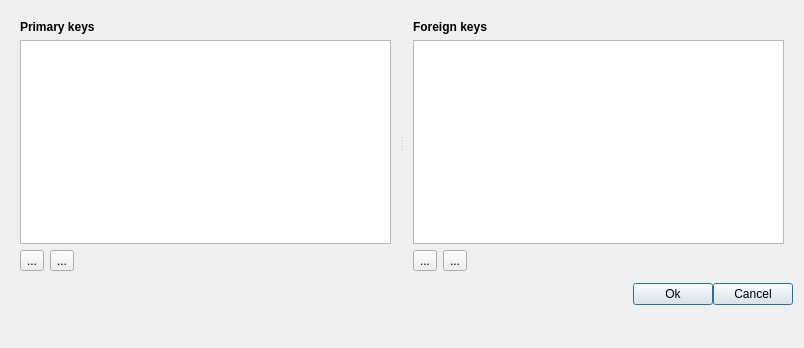
Old version of the form spinetoolbox/ui/edit_datapackage_keys.ui in the repository spine-tools/Spine-Toolbox.
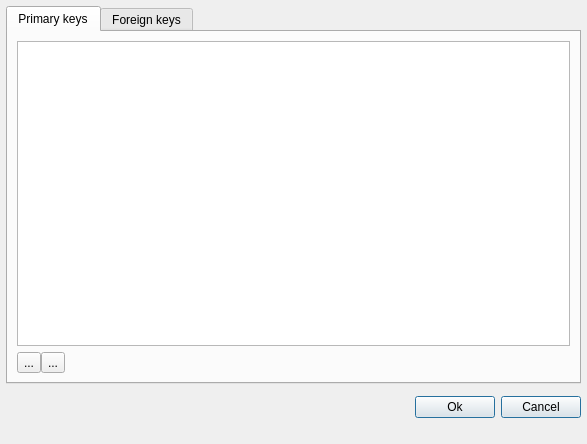
New version of the form. Icons and pictures are not drawn.

Patch:
```diff
--- a/spinetoolbox/ui/edit_datapackage_keys.ui
+++ b/spinetoolbox/ui/edit_datapackage_keys.ui
@@ -29,8 +29,8 @@
    <rect>
     <x>0</x>
     <y>0</y>
-    <width>804</width>
-    <height>348</height>
+    <width>587</width>
+    <height>444</height>
    </rect>
   </property>
   <property name="sizePolicy">
@@ -42,38 +42,54 @@
   <property name="windowTitle">
    <string>Edit Datapackage Keys</string>
   </property>
-  <layout class="QVBoxLayout" name="verticalLayout_3">
+  <layout class="QVBoxLayout" name="verticalLayout_4">
+   <property name="spacing">
+    <number>0</number>
+   </property>
+   <property name="leftMargin">
+    <number>0</number>
+   </property>
+   <property name="topMargin">
+    <number>0</number>
+   </property>
+   <property name="rightMargin">
+    <number>0</number>
+   </property>
+   <property name="bottomMargin">
+    <number>0</number>
+   </property>
    <item>
-    <widget class="QSplitter" name="splitter">
-     <property name="orientation">
-      <enum>Qt::Horizontal</enum>
-     </property>
-     <widget class="QWidget" name="layoutWidget">
       <layout class="QVBoxLayout" name="verticalLayout_2">
-       <property name="spacing">
-        <number>6</number>
-       </property>
        <property name="leftMargin">
-        <number>9</number>
+      <number>6</number>
        </property>
        <property name="topMargin">
-        <number>9</number>
+      <number>6</number>
        </property>
        <property name="rightMargin">
-        <number>9</number>
+      <number>6</number>
        </property>
        <property name="bottomMargin">
-        <number>0</number>
+      <number>6</number>
        </property>
        <item>
-        <widget class="QLabel" name="label_pks">
-         <property name="text">
-          <string>&lt;html&gt;&lt;head/&gt;&lt;body&gt;&lt;p&gt;&lt;span style=&quot; font-weight:600;&quot;&gt;Primary keys&lt;/span&gt;&lt;/p&gt;&lt;/body&gt;&lt;/html&gt;</string>
-         </property>
-        </widget>
-       </item>
+      <widget class="QTabWidget" name="tabWidget">
+       <property name="currentIndex">
+        <number>0</number>
+       </property>
+       <widget class="QWidget" name="tab">
+        <attribute name="title">
+         <string>Primary keys</string>
+        </attribute>
+        <layout class="QVBoxLayout" name="verticalLayout_3">
        <item>
         <widget class="QTableView" name="tableView_pks">
+           <property name="sizePolicy">
+            <sizepolicy hsizetype="Expanding" vsizetype="Expanding">
+             <horstretch>1</horstretch>
+             <verstretch>0</verstretch>
+            </sizepolicy>
+           </property>
          <property name="toolTip">
           <string>Double click on a cell to start editing</string>
          </property>
@@ -102,6 +118,9 @@
        </item>
        <item>
         <layout class="QHBoxLayout" name="horizontalLayout_3">
+           <property name="spacing">
+            <number>0</number>
+           </property>
          <item>
           <widget class="QToolButton" name="toolButton_add_pk">
            <property name="toolTip">
@@ -147,32 +166,19 @@
        </item>
       </layout>
      </widget>
-     <widget class="QWidget" name="layoutWidget">
+       <widget class="QWidget" name="tab_2">
+        <attribute name="title">
+         <string>Foreign keys</string>
+        </attribute>
       <layout class="QVBoxLayout" name="verticalLayout">
-       <property name="spacing">
-        <number>6</number>
-       </property>
-       <property name="leftMargin">
-        <number>9</number>
-       </property>
-       <property name="topMargin">
-        <number>9</number>
-       </property>
-       <property name="rightMargin">
-        <number>9</number>
-       </property>
-       <property name="bottomMargin">
-        <number>0</number>
-       </property>
-       <item>
-        <widget class="QLabel" name="label_fks">
-         <property name="text">
-          <string>&lt;b&gt;Foreign keys&lt;/b&gt;</string>
-         </property>
-        </widget>
-       </item>
        <item>
         <widget class="QTableView" name="tableView_fks">
+           <property name="sizePolicy">
+            <sizepolicy hsizetype="Expanding" vsizetype="Expanding">
+             <horstretch>2</horstretch>
+             <verstretch>0</verstretch>
+            </sizepolicy>
+           </property>
          <property name="toolTip">
           <string>Double click on a cell to start editing</string>
          </property>
@@ -201,6 +207,9 @@
        </item>
        <item>
         <layout class="QHBoxLayout" name="horizontalLayout_2">
+           <property name="spacing">
+            <number>0</number>
+           </property>
          <item>
           <widget class="QToolButton" name="toolButton_add_fk">
            <property name="toolTip">
@@ -248,10 +257,12 @@
      </widget>
     </widget>
    </item>
+    </layout>
+   </item>
    <item>
     <layout class="QHBoxLayout" name="horizontalLayout_4">
      <property name="spacing">
-      <number>0</number>
+      <number>6</number>
      </property>
      <property name="leftMargin">
       <number>0</number>
@@ -260,7 +271,7 @@
       <number>6</number>
      </property>
      <property name="rightMargin">
-      <number>0</number>
+      <number>6</number>
      </property>
      <property name="bottomMargin">
       <number>6</number>
@@ -302,6 +313,9 @@
    </item>
    <item>
     <layout class="QHBoxLayout" name="horizontalLayout_statusbar_placeholder">
+     <property name="spacing">
+      <number>0</number>
+     </property>
      <item>
       <widget class="QWidget" name="widget_invisible_dummy" native="true">
        <property name="sizePolicy">
```
Lines whose indentation alone changed are shown as unchanged.
